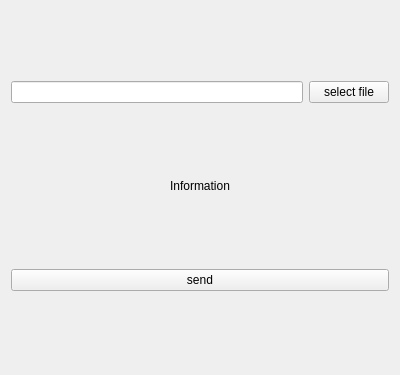
This is send_tab.ui in pupilplay/file-transfer as Qt 5 draws it before an edit. The edited form follows.
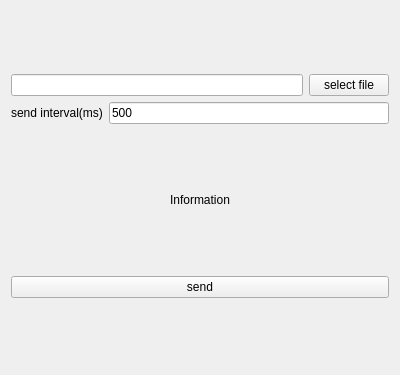
This is the edited form.

The edit to the form file:
```diff
--- a/send_tab.ui
+++ b/send_tab.ui
@@ -15,7 +15,9 @@
   </property>
   <layout class="QVBoxLayout" name="verticalLayout">
    <item>
-    <layout class="QHBoxLayout" name="horizontalLayout" stretch="0,0">
+    <layout class="QVBoxLayout" name="verticalLayout_2" stretch="0,0">
+     <item>
+      <layout class="QHBoxLayout" name="horizontalLayout">
      <item>
       <widget class="QLineEdit" name="file_path">
        <property name="sizePolicy">
@@ -32,6 +34,38 @@
         <string>select file</string>
        </property>
       </widget>
+       </item>
+      </layout>
+     </item>
+     <item>
+      <layout class="QHBoxLayout" name="horizontalLayout_4">
+       <item>
+        <widget class="QLabel" name="label">
+         <property name="sizePolicy">
+          <sizepolicy hsizetype="Preferred" vsizetype="Preferred">
+           <horstretch>0</horstretch>
+           <verstretch>0</verstretch>
+          </sizepolicy>
+         </property>
+         <property name="text">
+          <string>send interval(ms)</string>
+         </property>
+        </widget>
+       </item>
+       <item>
+        <widget class="QLineEdit" name="interval_input">
+         <property name="sizePolicy">
+          <sizepolicy hsizetype="Expanding" vsizetype="Fixed">
+           <horstretch>0</horstretch>
+           <verstretch>0</verstretch>
+          </sizepolicy>
+         </property>
+         <property name="text">
+          <string>500</string>
+         </property>
+        </widget>
+       </item>
+      </layout>
      </item>
     </layout>
    </item>
```
Lines whose indentation alone changed are shown as unchanged.
